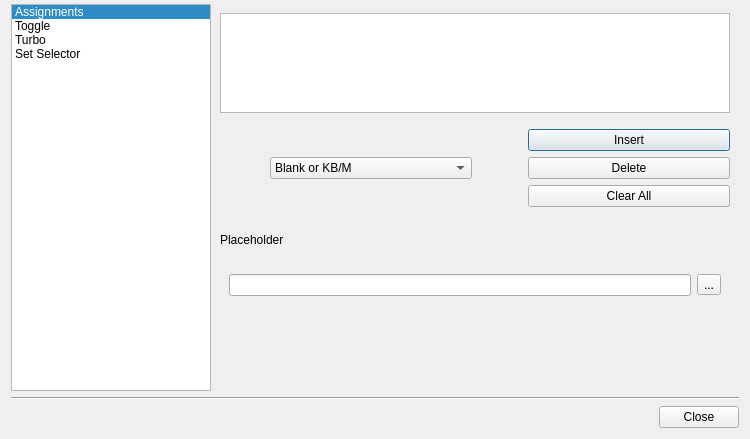
The window that src/advancebuttondialog.ui (AntiMicroX/antimicrox) describes before a commit, drawn with Qt 5.
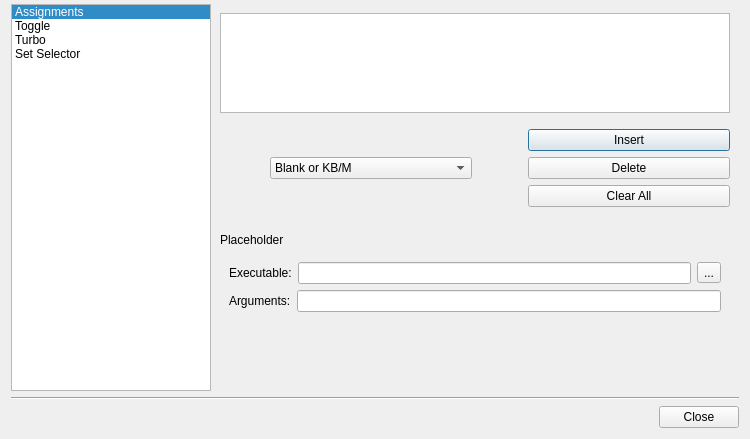
The same window after the commit. The open tabs and pages were chosen to show the change. Icons and pictures are not drawn. Custom widgets are drawn as their Qt base class.

Commit message:
Added arguments property for Execute slots.
Should resolve issue #248.

The edit to the form file:
```diff
--- a/src/advancebuttondialog.ui
+++ b/src/advancebuttondialog.ui
@@ -688,9 +688,18 @@
             </layout>
            </widget>
            <widget class="QWidget" name="execPage">
+            <layout class="QVBoxLayout" name="verticalLayout_19">
+             <item>
             <layout class="QVBoxLayout" name="verticalLayout_18">
              <item>
-              <layout class="QHBoxLayout" name="horizontalLayout_12">
+                <layout class="QHBoxLayout" name="horizontalLayout_13">
+                 <item>
+                  <widget class="QLabel" name="label_4">
+                   <property name="text">
+                    <string>Executable:</string>
+                   </property>
+                  </widget>
+                 </item>
                <item>
                 <widget class="QLineEdit" name="execLineEdit"/>
                </item>
@@ -700,6 +709,22 @@
                   <string>...</string>
                  </property>
                 </widget>
+                 </item>
+                </layout>
+               </item>
+               <item>
+                <layout class="QHBoxLayout" name="horizontalLayout_12">
+                 <item>
+                  <widget class="QLabel" name="label_2">
+                   <property name="text">
+                    <string>Arguments:</string>
+                   </property>
+                  </widget>
+                 </item>
+                 <item>
+                  <widget class="QLineEdit" name="execArgumentsLineEdit"/>
+                 </item>
+                </layout>
                </item>
               </layout>
              </item>
```
Left out of the diff: 2 changed lines with no effect on the pictures. Lines whose indentation alone changed are shown as unchanged. The commit also changes 8 other files.
